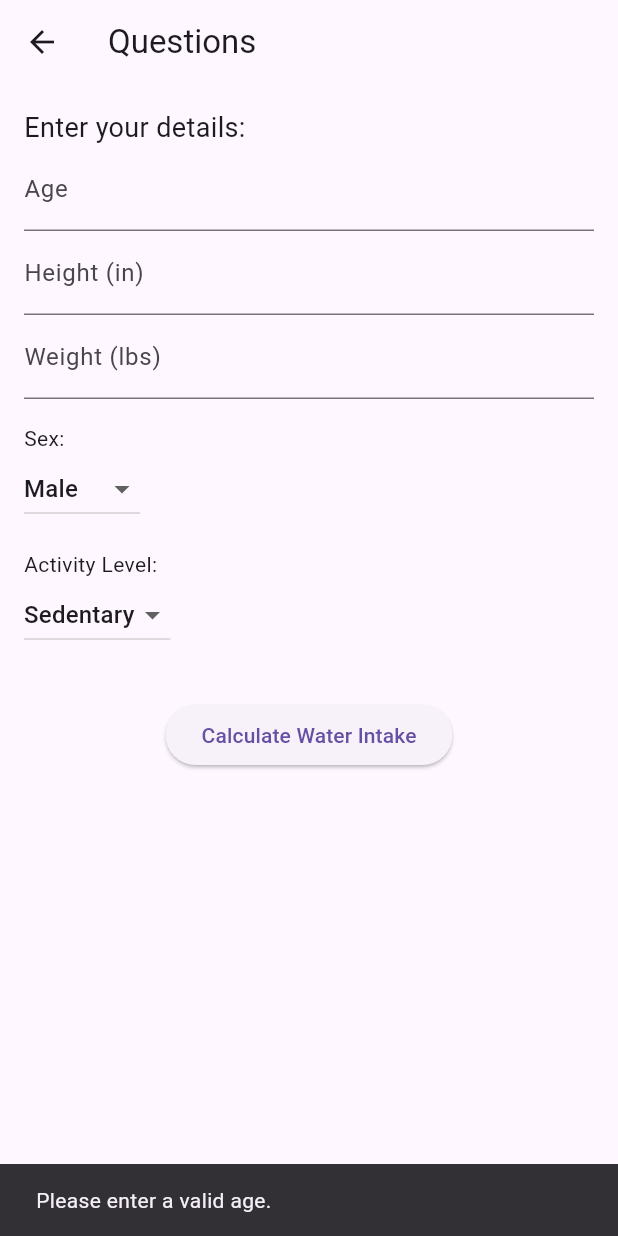
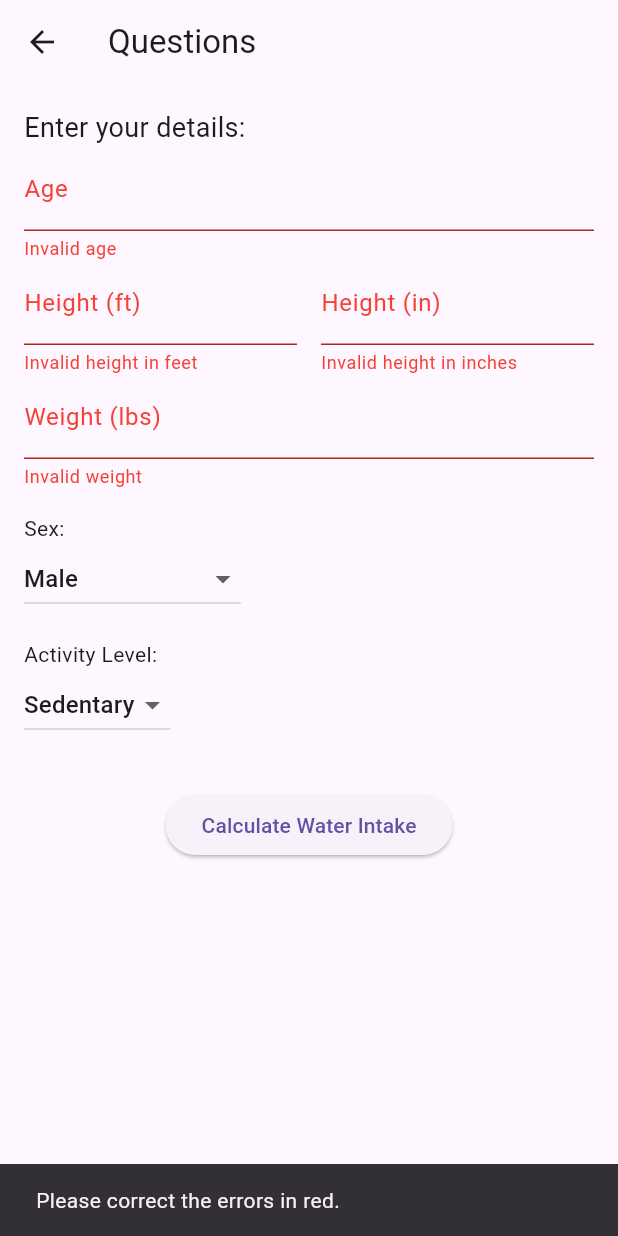
Before and after one commit to Crescendoe/Waddle, a Flutter app: the QuestionsScreen screen opened by its route, after a tap on "Calculate Water Intake", on a phone screen of 412 x 824 dp. Run offline on Flutter 3.47's test engine with Material 3 defaults, Android fonts, the light colour scheme and no system bars.

Commit message:
updates to questions and welcome screens, valudation and navigation

```diff
--- a/lib/screens/questions_screen.dart
+++ b/lib/screens/questions_screen.dart
@@ -1,6 +1,7 @@
 import 'package:flutter/material.dart';
 import 'results_screen.dart';
 
+// Main class for the QuestionsScreen
 class QuestionsScreen extends StatefulWidget {
   final dynamic calculateWaterIntake;
 
@@ -10,14 +11,19 @@ class QuestionsScreen extends StatefulWidget {
   _QuestionsScreenState createState() => _QuestionsScreenState();
 }
 
+// State class for QuestionsScreen
 class _QuestionsScreenState extends State<QuestionsScreen> {
+  // Controllers for text fields
   final TextEditingController _ageController = TextEditingController();
-  final TextEditingController _heightController = TextEditingController();
+  final TextEditingController _feetController = TextEditingController();
+  final TextEditingController _inchesController = TextEditingController();
   final TextEditingController _weightController = TextEditingController();
 
+  // Variables to store selected values
   String _selectedSex = 'Male';
   String _selectedActivityLevel = 'Sedentary';
 
+  // List of activity levels
   final List<String> _activityLevels = [
     'Sedentary',
     'Light',
@@ -25,6 +31,27 @@ class _QuestionsScreenState extends State<QuestionsScreen> {
     'High',
     'Extreme'
   ];
+
+  // Validation flags
+  bool _isAgeValid = true;
+  bool _isFeetValid = true;
+  bool _isInchesValid = true;
+  bool _isWeightValid = true;
+
+  // Function to validate input
+  _validateInput(String input, int min, int max, {bool isDouble = false}) {
+    if (input.isEmpty) {
+      return false;
+    }
+
+    if (isDouble) {
+      double value = double.parse(input);
+      return value >= min && value <= max;
+    } else {
+      int value = int.parse(input);
+      return value >= min && value <= max;
+    }
+  }
 
   @override
   Widget build(BuildContext context) {
@@ -38,26 +65,74 @@ class _QuestionsScreenState extends State<QuestionsScreen> {
           crossAxisAlignment: CrossAxisAlignment.start,
           children: [
             const Text('Enter your details:', style: TextStyle(fontSize: 18)),
+            // Age input field
             TextField(
               controller: _ageController,
               keyboardType: TextInputType.number,
-              decoration: const InputDecoration(labelText: 'Age'),
+              decoration: InputDecoration(
+                labelText: 'Age',
+                errorText: _isAgeValid ? null : 'Invalid age',
+                errorStyle: const TextStyle(color: Colors.red),
+                labelStyle:
+                    TextStyle(color: _isAgeValid ? Colors.black : Colors.red),
+              ),
             ),
-            TextField(
-              controller: _heightController,
-              keyboardType: TextInputType.number,
-              decoration: const InputDecoration(labelText: 'Height (in)'),
+            // Height input fields
+            Row(
+              children: [
+                Expanded(
+                  child: TextField(
+                    controller: _feetController,
+                    keyboardType: TextInputType.number,
+                    decoration: InputDecoration(
+                      labelText: 'Height (ft)',
+                      errorText: _isFeetValid ? null : 'Invalid height in feet',
+                      errorStyle: const TextStyle(color: Colors.red),
+                      labelStyle: TextStyle(
+                          color: _isFeetValid ? Colors.black : Colors.red),
+                    ),
+                  ),
+                ),
+                const SizedBox(width: 16),
+                Expanded(
+                  child: TextField(
+                    controller: _inchesController,
+                    keyboardType: TextInputType.number,
+                    decoration: InputDecoration(
+                      labelText: 'Height (in)',
+                      errorText:
+                          _isInchesValid ? null : 'Invalid height in inches',
+                      errorStyle: const TextStyle(color: Colors.red),
+                      labelStyle: TextStyle(
+                          color: _isInchesValid ? Colors.black : Colors.red),
+                    ),
+                  ),
+                ),
+              ],
             ),
+            // Weight input field
             TextField(
               controller: _weightController,
               keyboardType: TextInputType.number,
-              decoration: const InputDecoration(labelText: 'Weight (lbs)'),
+              decoration: InputDecoration(
+                labelText: 'Weight (lbs)',
+                errorText: _isWeightValid ? null : 'Invalid weight',
+                errorStyle: const TextStyle(color: Colors.red),
+                labelStyle: TextStyle(
+                    color: _isWeightValid ? Colors.black : Colors.red),
+              ),
             ),
             const SizedBox(height: 16),
             const Text('Sex:'),
+            // Dropdown for selecting sex
             DropdownButton<String>(
               value: _selectedSex,
-              items: ['Male', 'Female'].map((String value) {
+              hint: const Text('Select...'),
+              items: [
+                'Prefer not to say',
+                'Male',
+                'Female',
+              ].map((String value) {
                 return DropdownMenuItem<String>(
                   value: value,
                   child: Text(value),
@@ -71,8 +146,10 @@ class _QuestionsScreenState extends State<QuestionsScreen> {
             ),
             const SizedBox(height: 16),
             const Text('Activity Level:'),
+            // Dropdown for selecting activity level
             DropdownButton<String>(
               value: _selectedActivityLevel,
+              hint: const Text('Select...'),
               items: _activityLevels.map((String level) {
                 return DropdownMenuItem<String>(
                   value: level,
@@ -86,33 +163,32 @@ class _QuestionsScreenState extends State<QuestionsScreen> {
               },
             ),
             const SizedBox(height: 32),
+            // Button to calculate water intake
             Center(
               child: ElevatedButton(
                 onPressed: () {
-                  if (_ageController.text.isEmpty ||
-                      int.tryParse(_ageController.text) == null) {
+                  setState(() {
+                    _isAgeValid = _validateInput(_ageController.text, 3, 100);
+                    _isFeetValid = _validateInput(_feetController.text, 2, 10);
+                    _isInchesValid =
+                        _validateInput(_inchesController.text, 0, 11);
+                    _isWeightValid = _validateInput(
+                        _weightController.text, 30, 1000,
+                        isDouble: true);
+                  });
+
+                  if (!_isAgeValid ||
+                      !_isFeetValid ||
+                      !_isInchesValid ||
+                      !_isWeightValid) {
+                    ScaffoldMessenger.of(context).clearSnackBars();
                     ScaffoldMessenger.of(context).showSnackBar(
                       const SnackBar(
-                          content: Text('Please enter a valid age.')),
+                          content: Text('Please correct the errors in red.')),
                     );
                     return;
                   }
-                  if (_heightController.text.isEmpty ||
-                      double.tryParse(_heightController.text) == null) {
-                    ScaffoldMessenger.of(context).showSnackBar(
-                      const SnackBar(
-                          content: Text('Please enter a valid height.')),
-                    );
-                    return;
-                  }
-                  if (_weightController.text.isEmpty ||
-                      double.tryParse(_weightController.text) == null) {
-                    ScaffoldMessenger.of(context).showSnackBar(
-                      const SnackBar(
-                          content: Text('Please enter a valid weight.')),
-                    );
-                    return;
-                  }
+
                   _submitData(context);
                 },
                 child: const Text('Calculate Water Intake'),
@@ -124,9 +200,12 @@ class _QuestionsScreenState extends State<QuestionsScreen> {
     );
   }
 
+  // Function to submit data and navigate to result screen
   void _submitData(BuildContext context) {
     final int age = int.parse(_ageController.text);
-    final double height = double.parse(_heightController.text);
+    final int feet = int.parse(_feetController.text);
+    final int inches = int.parse(_inchesController.text);
+    final double height = (feet * 12).toDouble() + inches.toDouble();
     final double weight = double.parse(_weightController.text);
     final String sex = _selectedSex;
     final String activityLevel = _selectedActivityLevel;
@@ -149,12 +228,11 @@ class _QuestionsScreenState extends State<QuestionsScreen> {
     );
   }
 
+  // Function to calculate water intake based on user input
   double calculateWaterIntake(
       int age, double height, String sex, double weight, String activityLevel) {
-    // Use baseline of 0.5 oz per pound of body weight for water intake
     double waterIntake = weight * 0.5;
 
-    // Activity multiplier adjustments
     Map<String, double> activityMultiplier = {
       'Sedentary': 0.0,
       'Light': 0.05,
@@ -163,22 +241,20 @@ class _QuestionsScreenState extends State<QuestionsScreen> {
       'Extreme': 0.2,
     };
 
-    // Adjust water intake based on activity level
     waterIntake += waterIntake * activityMultiplier[activityLevel]!;
 
-    // If male, recommend slightly more water intake
     if (sex == 'Male') {
-      waterIntake += 16; // Additional ounces for males
+      waterIntake += 16;
+    } else if (sex == 'Prefer not to say') {
+      waterIntake += 8;
     }
 
-    // Adjust water intake for age (older individuals may need less)
     if (age > 30 && age <= 55) {
       waterIntake -= waterIntake * 0.05;
     } else if (age > 55) {
       waterIntake -= waterIntake * 0.10;
     }
 
-    // Round to a more user-friendly number
     waterIntake = waterIntake.roundToDouble();
 
     return waterIntake;
--- a/lib/screens/welcome_screen.dart
+++ b/lib/screens/welcome_screen.dart
@@ -45,7 +45,7 @@ class _WelcomeScreenState extends State<WelcomeScreen>
               const SizedBox(height: 20),
               ScaleTransition(
                 scale: Tween<double>(begin: 0.9, end: 1.0).animate(_animation),
-                child: Icon(
+                child: const Icon(
                   Icons.local_drink,
                   size: 100,
                   color: Colors.blue,
```
